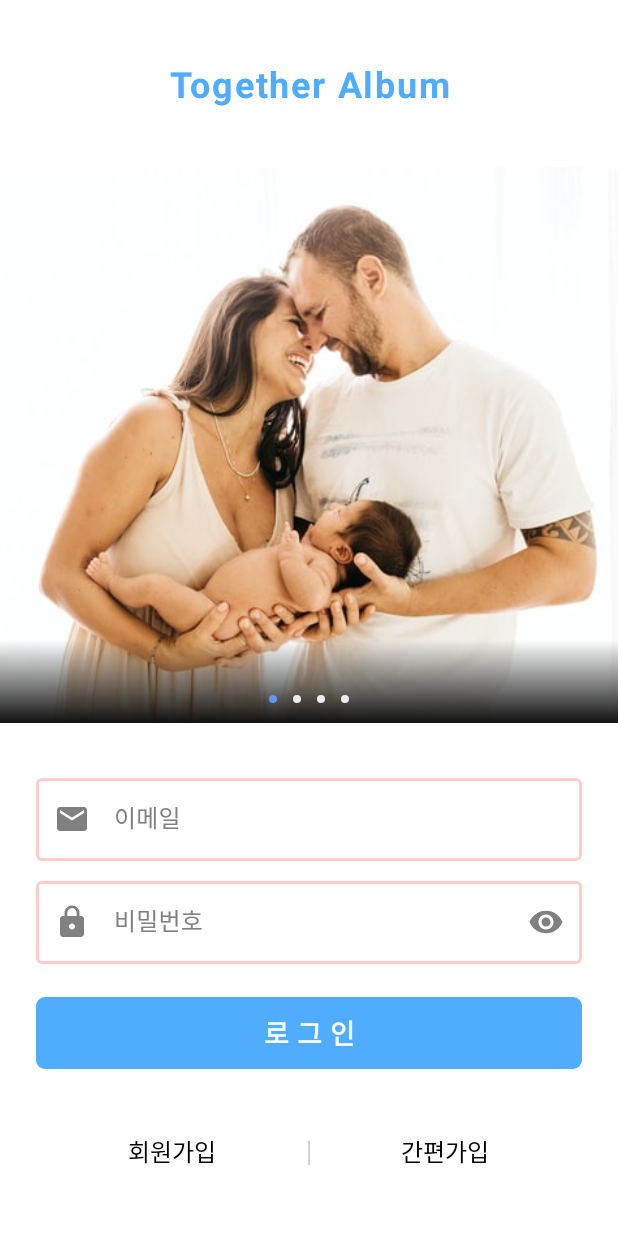
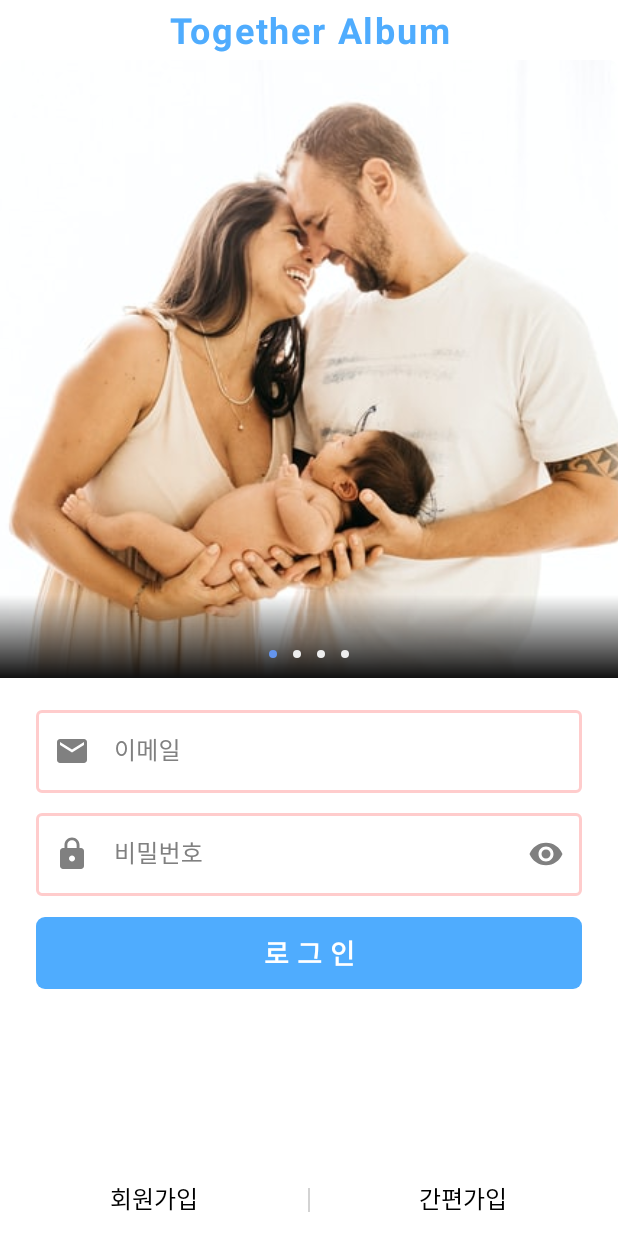
Before and after one commit to J-comet/album, an Android app: the screen it shows after launch (LoginActivity), on a phone screen of 412 x 824 dp. Run offline under Robolectric (Android 15) with nearby library versions, the phone set to English and light mode, and no system bars; our stand-ins replace Firebase (no records; nobody signed in at launch, a user with empty details on screens opened directly), data binding; pictures from the network do not load; 1 statement that could not run was skipped.

Commit message:
로그인화면 레이아웃 위치 조정

```diff
--- a/app/src/main/res/layout/activity_login.xml
+++ b/app/src/main/res/layout/activity_login.xml
@@ -7,23 +7,24 @@
         android:layout_width="match_parent"
         android:layout_height="match_parent">
 
-<!--        <ScrollView-->
-<!--            android:id="@+id/scrollView2"-->
-<!--            android:layout_width="match_parent"-->
-<!--            android:layout_height="match_parent">-->
+        <ScrollView
+            android:id="@+id/scrollView2"
+            android:layout_width="match_parent"
+            android:layout_height="0dp"
+            app:layout_constraintBottom_toTopOf="@+id/constraintLayout4"
+            app:layout_constraintTop_toTopOf="parent">
 
             <androidx.constraintlayout.widget.ConstraintLayout
                 android:layout_width="match_parent"
-                android:layout_height="match_parent"
+                android:layout_height="wrap_content"
                 tools:context=".view.user.LoginActivity">
 
                 <androidx.viewpager2.widget.ViewPager2
                     android:id="@+id/slide_view_pager"
                     android:layout_width="match_parent"
                     android:layout_height="0dp"
-                    android:layout_marginTop="8dp"
                     app:layout_constraintBottom_toTopOf="@+id/clayout_login_form"
-                    app:layout_constraintDimensionRatio="1:0.9"
+                    app:layout_constraintDimensionRatio="1:1"
                     app:layout_constraintEnd_toEndOf="parent"
                     app:layout_constraintStart_toStartOf="parent"
                     app:layout_constraintTop_toBottomOf="@+id/textView4" />
@@ -49,8 +50,7 @@
                 <TextView
                     android:id="@+id/textView4"
                     android:layout_width="match_parent"
-                    android:layout_height="wrap_content"
-                    android:layout_marginTop="8dp"
+                    android:layout_height="40dp"
                     android:gravity="center"
                     android:letterSpacing="0.05"
                     android:text="@string/app_name"
@@ -66,16 +66,26 @@
                     android:id="@+id/clayout_login_form"
                     android:layout_width="match_parent"
                     android:layout_height="wrap_content"
+                    android:layout_marginTop="16dp"
                     app:layout_constraintBottom_toBottomOf="parent"
                     app:layout_constraintTop_toBottomOf="@+id/slide_view_pager">
+
+                    <LinearLayout
+                        android:layout_width="match_parent"
+                        android:layout_height="wrap_content"
+                        android:layout_marginLeft="24dp"
+                        android:layout_marginRight="24dp"
+                        android:orientation="vertical"
+                        app:layout_constraintBottom_toBottomOf="parent"
+                        app:layout_constraintEnd_toEndOf="parent"
+                        app:layout_constraintStart_toStartOf="parent"
+                        app:layout_constraintTop_toTopOf="parent">
 
                         <com.google.android.material.textfield.TextInputLayout
                             android:id="@+id/til_email"
                             style="@style/textInputLayoutStyle"
-                        android:layout_width="0dp"
+                            android:layout_width="match_parent"
                             android:layout_height="wrap_content"
-                        android:layout_marginLeft="24dp"
-                        android:layout_marginRight="24dp"
                             android:hint="@string/str_common_05"
                             app:layout_constraintLeft_toLeftOf="parent"
                             app:layout_constraintRight_toRightOf="parent"
@@ -95,7 +105,7 @@
                         <com.google.android.material.textfield.TextInputLayout
                             android:id="@+id/til_password"
                             style="@style/textInputLayoutStyle"
-                        android:layout_width="0dp"
+                            android:layout_width="match_parent"
                             android:layout_height="wrap_content"
                             android:layout_marginTop="8dp"
                             android:hint="@string/str_common_03"
@@ -120,9 +130,9 @@
 
                         <com.google.android.material.button.MaterialButton
                             android:id="@+id/btn_login"
-                        android:layout_width="0dp"
+                            android:layout_width="match_parent"
                             android:layout_height="60dp"
-                        android:layout_marginTop="16dp"
+                            android:layout_marginTop="8dp"
                             android:letterSpacing="0.3"
                             android:stateListAnimator="@null"
                             android:text="@string/str_common_02"
@@ -135,20 +145,35 @@
                             app:layout_constraintStart_toStartOf="@+id/til_password"
                             app:layout_constraintTop_toBottomOf="@+id/til_password" />
 
+                    </LinearLayout>
+
+
+                </androidx.constraintlayout.widget.ConstraintLayout>
+
+            </androidx.constraintlayout.widget.ConstraintLayout>
+        </ScrollView>
+
+        <androidx.constraintlayout.widget.ConstraintLayout
+            android:id="@+id/constraintLayout4"
+            android:layout_width="match_parent"
+            android:layout_height="wrap_content"
+            app:layout_constraintBottom_toBottomOf="parent">
+
             <TextView
                 android:id="@+id/btn_signup"
                 android:layout_width="0dp"
                 android:layout_height="50dp"
-                        android:layout_marginTop="24dp"
                 android:gravity="center"
                 android:text="@string/str_common_01"
                 android:textColor="@color/black"
                 android:textSize="16dp"
+                app:layout_constraintBottom_toBottomOf="parent"
                 app:layout_constraintEnd_toStartOf="@+id/btn_simple_signup"
-                        app:layout_constraintStart_toStartOf="@+id/btn_login"
-                        app:layout_constraintTop_toBottomOf="@+id/btn_login" />
+                app:layout_constraintStart_toStartOf="parent"
+                app:layout_constraintTop_toTopOf="parent" />
 
             <View
+                android:id="@+id/view2"
                 android:layout_width="1dp"
                 android:layout_height="16dp"
                 android:layout_marginTop="2dp"
@@ -158,25 +183,21 @@
                 app:layout_constraintStart_toEndOf="@+id/btn_signup"
                 app:layout_constraintTop_toTopOf="@+id/btn_signup" />
 
-
             <TextView
                 android:id="@+id/btn_simple_signup"
                 android:layout_width="0dp"
                 android:layout_height="0dp"
-                        android:layout_marginTop="24dp"
                 android:gravity="center"
                 android:text="@string/str_common_04"
                 android:textColor="@color/black"
                 android:textSize="16dp"
                 app:layout_constraintBottom_toBottomOf="@+id/btn_signup"
-                        app:layout_constraintEnd_toEndOf="@+id/btn_login"
+                app:layout_constraintEnd_toEndOf="parent"
                 app:layout_constraintStart_toEndOf="@+id/btn_signup"
-                        app:layout_constraintTop_toBottomOf="@+id/btn_login" />
+                app:layout_constraintTop_toTopOf="@+id/btn_signup" />
 
         </androidx.constraintlayout.widget.ConstraintLayout>
 
-            </androidx.constraintlayout.widget.ConstraintLayout>
-<!--        </ScrollView>-->
 
         <include
             android:id="@+id/loading_view"
```
Lines whose indentation alone changed are shown as unchanged.
